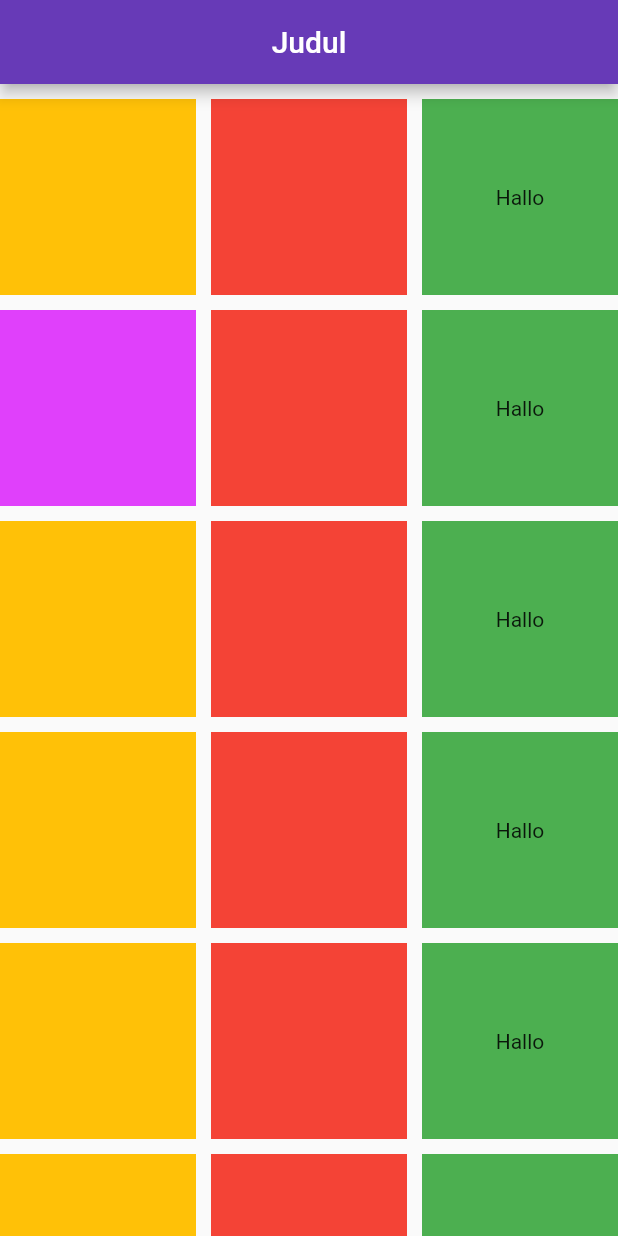
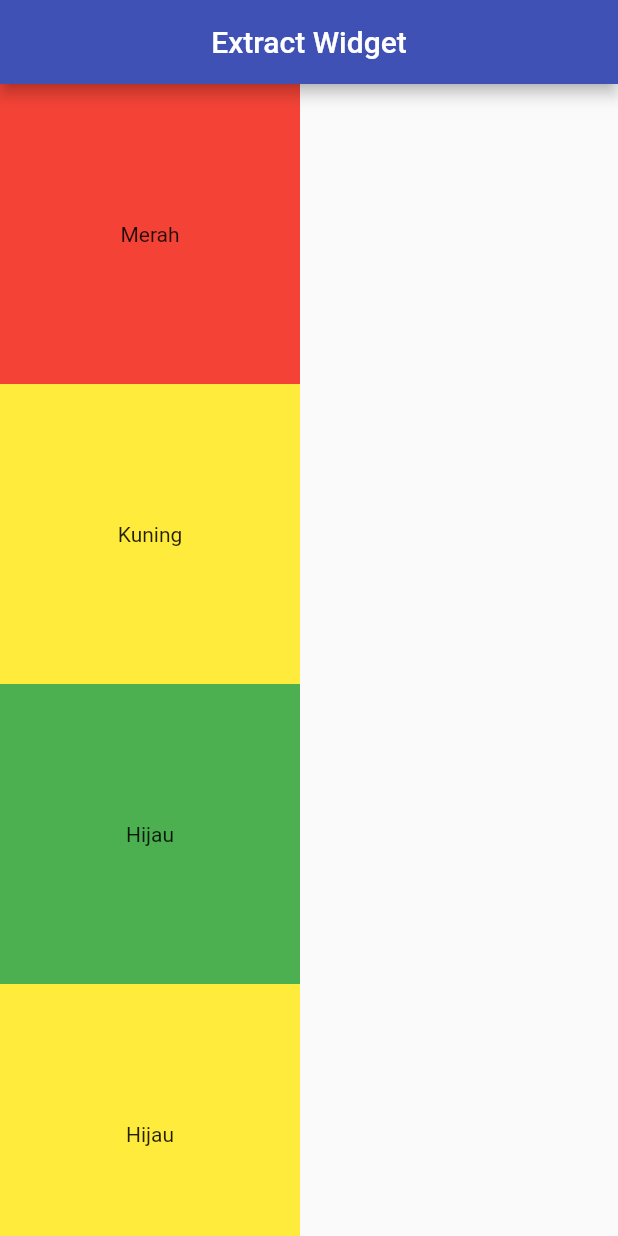
Before and after one commit to moohat/flutterbasic, a Flutter app: the screen it shows after launch, on a phone screen of 412 x 824 dp. Run offline on Flutter 3.47's test engine with Material 2 defaults, Android fonts, the phone set to English and light mode, and no system bars.

Commit message:
invisble widget - Extract Widget

```diff
--- a/lib/main.dart
+++ b/lib/main.dart
@@ -1,6 +1,8 @@
 import 'package:flutter/material.dart';
 
-void main() {
+import 'widgets/kotak_warna.dart';
+
+void main(List<String> args) {
   runApp(MyApp());
 }
 
@@ -10,138 +12,32 @@ class MyApp extends StatelessWidget {
     return MaterialApp(
       home: Scaffold(
         appBar: AppBar(
-          title: Text("Judul"),
+          title: Text("Extract Widget"),
           centerTitle: true,
-          backgroundColor: Colors.deepPurple,
+          backgroundColor: Colors.indigo,
         ),
-        body: GridView(
-          gridDelegate: SliverGridDelegateWithFixedCrossAxisCount(
-              crossAxisCount: 3, crossAxisSpacing: 10, mainAxisSpacing: 10),
-          padding: EdgeInsets.only(top: 10),
-          // mainAxisAlignment: MainAxisAlignment.center,
-          // crossAxisAlignment: CrossAxisAlignment.center,
+        body: SingleChildScrollView(
+          scrollDirection: Axis.vertical,
+          child: Column(
             children: [
-            Container(
-              width: 200,
-              height: 200,
-              color: Colors.amber,
+              KotakWarna(
+                judul: "Merah",
+                warna: Colors.red,
               ),
-            Container(
-              width: 100,
-              height: 100,
-              color: Colors.red,
+              KotakWarna(
+                judul: "Kuning",
+                warna: Colors.yellow,
               ),
-            Container(
-                width: 100,
-                height: 100,
-                color: Colors.green,
-                child: Center(
-                  child: Text("Hallo"),
-                )),
-            Container(
-              width: 100,
-              height: 100,
-              color: Colors.purpleAccent,
+              KotakWarna(
+                judul: "Hijau",
+                warna: Colors.green,
               ),
-            Container(
-              width: 100,
-              height: 100,
-              color: Colors.red,
+              KotakWarna(
+                judul: "Hijau",
+                warna: Colors.yellow,
               ),
-            Container(
-                width: 100,
-                height: 100,
-                color: Colors.green,
-                child: Center(
-                  child: Text("Hallo"),
-                )),
-            Container(
-              width: 100,
-              height: 100,
-              color: Colors.amber,
+            ],
           ),
-            Container(
-              width: 100,
-              height: 100,
-              color: Colors.red,
-            ),
-            Container(
-                width: 100,
-                height: 100,
-                color: Colors.green,
-                child: Center(
-                  child: Text("Hallo"),
-                )),
-            Container(
-              width: 100,
-              height: 100,
-              color: Colors.amber,
-            ),
-            Container(
-              width: 100,
-              height: 100,
-              color: Colors.red,
-            ),
-            Container(
-                width: 100,
-                height: 100,
-                color: Colors.green,
-                child: Center(
-                  child: Text("Hallo"),
-                )),
-            Container(
-              width: 100,
-              height: 100,
-              color: Colors.amber,
-            ),
-            Container(
-              width: 100,
-              height: 100,
-              color: Colors.red,
-            ),
-            Container(
-                width: 100,
-                height: 100,
-                color: Colors.green,
-                child: Center(
-                  child: Text("Hallo"),
-                )),
-            Container(
-              width: 100,
-              height: 100,
-              color: Colors.amber,
-            ),
-            Container(
-              width: 100,
-              height: 100,
-              color: Colors.red,
-            ),
-            Container(
-                width: 100,
-                height: 100,
-                color: Colors.green,
-                child: Center(
-                  child: Text("Hallo"),
-                )),
-            Container(
-              width: 100,
-              height: 100,
-              color: Colors.amber,
-            ),
-            Container(
-              width: 100,
-              height: 100,
-              color: Colors.red,
-            ),
-            Container(
-                width: 100,
-                height: 100,
-                color: Colors.green,
-                child: Center(
-                  child: Text("Hallo"),
-                )),
-          ],
-          // ),
         ),
       ),
     );
--- /dev/null
+++ b/lib/widgets/kotak_warna.dart
@@ -0,0 +1,24 @@
+import 'package:flutter/material.dart';
+
+class KotakWarna extends StatelessWidget {
+  const KotakWarna({
+    super.key,
+    required this.judul,
+    required this.warna,
+  });
+
+  final String judul;
+  final Color warna;
+
+  @override
+  Widget build(BuildContext context) {
+    return Container(
+      width: 200,
+      height: 200,
+      color: warna,
+      child: Center(
+        child: Text(judul),
+      ),
+    );
+  }
+}
```
Lines whose indentation alone changed are shown as unchanged.
